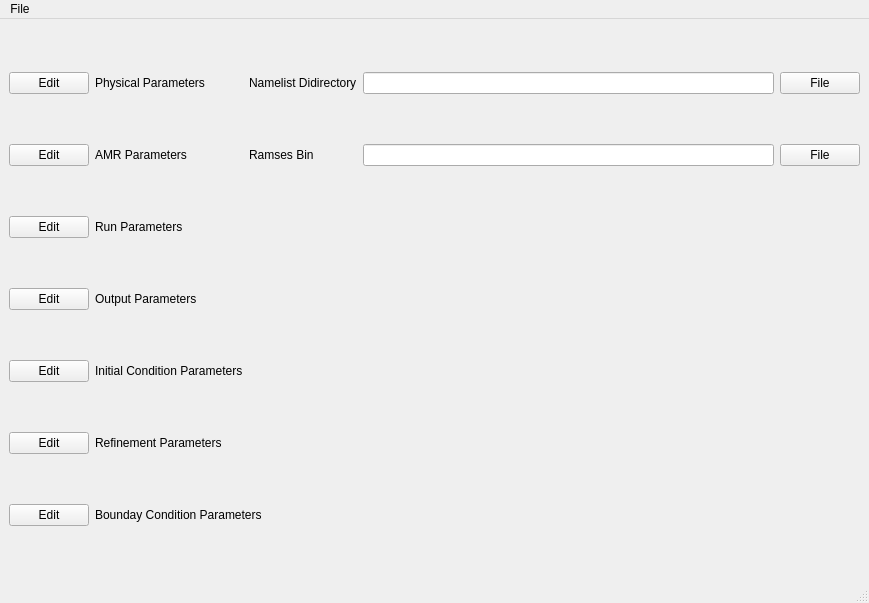
The window that RamsesGui.ui (ansingh16/gui_ramses) describes before a commit, drawn with Qt 5.
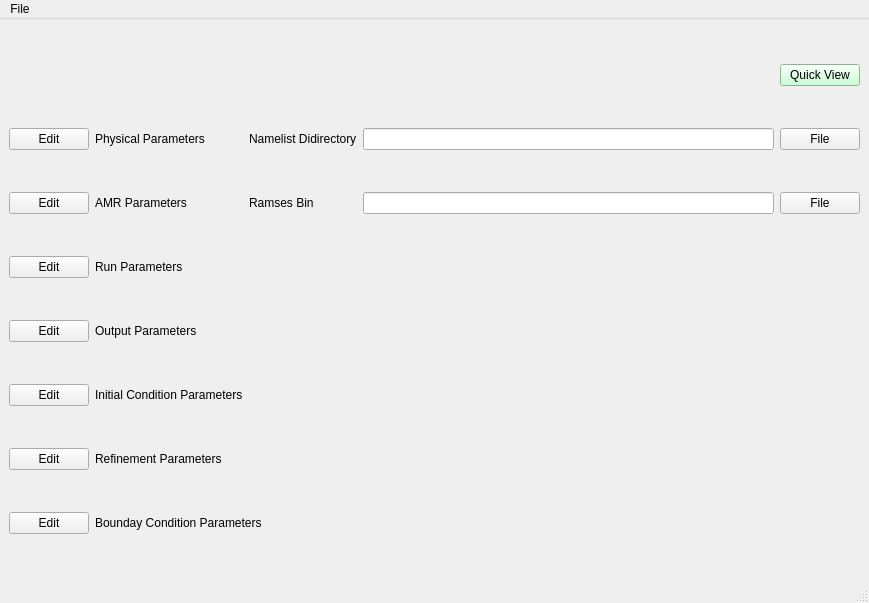
The same window after the commit. Icons and pictures are not drawn.

Diff of the .ui file:
```diff
--- a/RamsesGui.ui
+++ b/RamsesGui.ui
@@ -15,7 +15,429 @@
   </property>
   <widget class="QWidget" name="centralwidget">
    <layout class="QGridLayout" name="gridLayout">
-    <item row="0" column="0">
+    <item row="0" column="4">
+     <widget class="QPushButton" name="QuickView">
+      <property name="palette">
+       <palette>
+        <active>
+         <colorrole role="WindowText">
+          <brush brushstyle="SolidPattern">
+           <color alpha="255">
+            <red>0</red>
+            <green>0</green>
+            <blue>0</blue>
+           </color>
+          </brush>
+         </colorrole>
+         <colorrole role="Button">
+          <brush brushstyle="SolidPattern">
+           <color alpha="255">
+            <red>185</red>
+            <green>255</green>
+            <blue>202</blue>
+           </color>
+          </brush>
+         </colorrole>
+         <colorrole role="Light">
+          <brush brushstyle="SolidPattern">
+           <color alpha="255">
+            <red>255</red>
+            <green>255</green>
+            <blue>255</blue>
+           </color>
+          </brush>
+         </colorrole>
+         <colorrole role="Midlight">
+          <brush brushstyle="SolidPattern">
+           <color alpha="255">
+            <red>220</red>
+            <green>255</green>
+            <blue>228</blue>
+           </color>
+          </brush>
+         </colorrole>
+         <colorrole role="Dark">
+          <brush brushstyle="SolidPattern">
+           <color alpha="255">
+            <red>92</red>
+            <green>127</green>
+            <blue>101</blue>
+           </color>
+          </brush>
+         </colorrole>
+         <colorrole role="Mid">
+          <brush brushstyle="SolidPattern">
+           <color alpha="255">
+            <red>123</red>
+            <green>170</green>
+            <blue>135</blue>
+           </color>
+          </brush>
+         </colorrole>
+         <colorrole role="Text">
+          <brush brushstyle="SolidPattern">
+           <color alpha="255">
+            <red>0</red>
+            <green>0</green>
+            <blue>0</blue>
+           </color>
+          </brush>
+         </colorrole>
+         <colorrole role="BrightText">
+          <brush brushstyle="SolidPattern">
+           <color alpha="255">
+            <red>255</red>
+            <green>255</green>
+            <blue>255</blue>
+           </color>
+          </brush>
+         </colorrole>
+         <colorrole role="ButtonText">
+          <brush brushstyle="SolidPattern">
+           <color alpha="255">
+            <red>0</red>
+            <green>0</green>
+            <blue>0</blue>
+           </color>
+          </brush>
+         </colorrole>
+         <colorrole role="Base">
+          <brush brushstyle="SolidPattern">
+           <color alpha="255">
+            <red>255</red>
+            <green>255</green>
+            <blue>255</blue>
+           </color>
+          </brush>
+         </colorrole>
+         <colorrole role="Window">
+          <brush brushstyle="SolidPattern">
+           <color alpha="255">
+            <red>185</red>
+            <green>255</green>
+            <blue>202</blue>
+           </color>
+          </brush>
+         </colorrole>
+         <colorrole role="Shadow">
+          <brush brushstyle="SolidPattern">
+           <color alpha="255">
+            <red>0</red>
+            <green>0</green>
+            <blue>0</blue>
+           </color>
+          </brush>
+         </colorrole>
+         <colorrole role="AlternateBase">
+          <brush brushstyle="SolidPattern">
+           <color alpha="255">
+            <red>220</red>
+            <green>255</green>
+            <blue>228</blue>
+           </color>
+          </brush>
+         </colorrole>
+         <colorrole role="ToolTipBase">
+          <brush brushstyle="SolidPattern">
+           <color alpha="255">
+            <red>255</red>
+            <green>255</green>
+            <blue>220</blue>
+           </color>
+          </brush>
+         </colorrole>
+         <colorrole role="ToolTipText">
+          <brush brushstyle="SolidPattern">
+           <color alpha="255">
+            <red>0</red>
+            <green>0</green>
+            <blue>0</blue>
+           </color>
+          </brush>
+         </colorrole>
+        </active>
+        <inactive>
+         <colorrole role="WindowText">
+          <brush brushstyle="SolidPattern">
+           <color alpha="255">
+            <red>0</red>
+            <green>0</green>
+            <blue>0</blue>
+           </color>
+          </brush>
+         </colorrole>
+         <colorrole role="Button">
+          <brush brushstyle="SolidPattern">
+           <color alpha="255">
+            <red>185</red>
+            <green>255</green>
+            <blue>202</blue>
+           </color>
+          </brush>
+         </colorrole>
+         <colorrole role="Light">
+          <brush brushstyle="SolidPattern">
+           <color alpha="255">
+            <red>255</red>
+            <green>255</green>
+            <blue>255</blue>
+           </color>
+          </brush>
+         </colorrole>
+         <colorrole role="Midlight">
+          <brush brushstyle="SolidPattern">
+           <color alpha="255">
+            <red>220</red>
+            <green>255</green>
+            <blue>228</blue>
+           </color>
+          </brush>
+         </colorrole>
+         <colorrole role="Dark">
+          <brush brushstyle="SolidPattern">
+           <color alpha="255">
+            <red>92</red>
+            <green>127</green>
+            <blue>101</blue>
+           </color>
+          </brush>
+         </colorrole>
+         <colorrole role="Mid">
+          <brush brushstyle="SolidPattern">
+           <color alpha="255">
+            <red>123</red>
+            <green>170</green>
+            <blue>135</blue>
+           </color>
+          </brush>
+         </colorrole>
+         <colorrole role="Text">
+          <brush brushstyle="SolidPattern">
+           <color alpha="255">
+            <red>0</red>
+            <green>0</green>
+            <blue>0</blue>
+           </color>
+          </brush>
+         </colorrole>
+         <colorrole role="BrightText">
+          <brush brushstyle="SolidPattern">
+           <color alpha="255">
+            <red>255</red>
+            <green>255</green>
+            <blue>255</blue>
+           </color>
+          </brush>
+         </colorrole>
+         <colorrole role="ButtonText">
+          <brush brushstyle="SolidPattern">
+           <color alpha="255">
+            <red>0</red>
+            <green>0</green>
+            <blue>0</blue>
+           </color>
+          </brush>
+         </colorrole>
+         <colorrole role="Base">
+          <brush brushstyle="SolidPattern">
+           <color alpha="255">
+            <red>255</red>
+            <green>255</green>
+            <blue>255</blue>
+           </color>
+          </brush>
+         </colorrole>
+         <colorrole role="Window">
+          <brush brushstyle="SolidPattern">
+           <color alpha="255">
+            <red>185</red>
+            <green>255</green>
+            <blue>202</blue>
+           </color>
+          </brush>
+         </colorrole>
+         <colorrole role="Shadow">
+          <brush brushstyle="SolidPattern">
+           <color alpha="255">
+            <red>0</red>
+            <green>0</green>
+            <blue>0</blue>
+           </color>
+          </brush>
+         </colorrole>
+         <colorrole role="AlternateBase">
+          <brush brushstyle="SolidPattern">
+           <color alpha="255">
+            <red>220</red>
+            <green>255</green>
+            <blue>228</blue>
+           </color>
+          </brush>
+         </colorrole>
+         <colorrole role="ToolTipBase">
+          <brush brushstyle="SolidPattern">
+           <color alpha="255">
+            <red>255</red>
+            <green>255</green>
+            <blue>220</blue>
+           </color>
+          </brush>
+         </colorrole>
+         <colorrole role="ToolTipText">
+          <brush brushstyle="SolidPattern">
+           <color alpha="255">
+            <red>0</red>
+            <green>0</green>
+            <blue>0</blue>
+           </color>
+          </brush>
+         </colorrole>
+        </inactive>
+        <disabled>
+         <colorrole role="WindowText">
+          <brush brushstyle="SolidPattern">
+           <color alpha="255">
+            <red>92</red>
+            <green>127</green>
+            <blue>101</blue>
+           </color>
+          </brush>
+         </colorrole>
+         <colorrole role="Button">
+          <brush brushstyle="SolidPattern">
+           <color alpha="255">
+            <red>185</red>
+            <green>255</green>
+            <blue>202</blue>
+           </color>
+          </brush>
+         </colorrole>
+         <colorrole role="Light">
+          <brush brushstyle="SolidPattern">
+           <color alpha="255">
+            <red>255</red>
+            <green>255</green>
+            <blue>255</blue>
+           </color>
+          </brush>
+         </colorrole>
+         <colorrole role="Midlight">
+          <brush brushstyle="SolidPattern">
+           <color alpha="255">
+            <red>220</red>
+            <green>255</green>
+            <blue>228</blue>
+           </color>
+          </brush>
+         </colorrole>
+         <colorrole role="Dark">
+          <brush brushstyle="SolidPattern">
+           <color alpha="255">
+            <red>92</red>
+            <green>127</green>
+            <blue>101</blue>
+           </color>
+          </brush>
+         </colorrole>
+         <colorrole role="Mid">
+          <brush brushstyle="SolidPattern">
+           <color alpha="255">
+            <red>123</red>
+            <green>170</green>
+            <blue>135</blue>
+           </color>
+          </brush>
+         </colorrole>
+         <colorrole role="Text">
+          <brush brushstyle="SolidPattern">
+           <color alpha="255">
+            <red>92</red>
+            <green>127</green>
+            <blue>101</blue>
+           </color>
+          </brush>
+         </colorrole>
+         <colorrole role="BrightText">
+          <brush brushstyle="SolidPattern">
+           <color alpha="255">
+            <red>255</red>
+            <green>255</green>
+            <blue>255</blue>
+           </color>
+          </brush>
+         </colorrole>
+         <colorrole role="ButtonText">
+          <brush brushstyle="SolidPattern">
+           <color alpha="255">
+            <red>92</red>
+            <green>127</green>
+            <blue>101</blue>
+           </color>
+          </brush>
+         </colorrole>
+         <colorrole role="Base">
+          <brush brushstyle="SolidPattern">
+           <color alpha="255">
+            <red>185</red>
+            <green>255</green>
+            <blue>202</blue>
+           </color>
+          </brush>
+         </colorrole>
+         <colorrole role="Window">
+          <brush brushstyle="SolidPattern">
+           <color alpha="255">
+            <red>185</red>
+            <green>255</green>
+            <blue>202</blue>
+           </color>
+          </brush>
+         </colorrole>
+         <colorrole role="Shadow">
+          <brush brushstyle="SolidPattern">
+           <color alpha="255">
+            <red>0</red>
+            <green>0</green>
+            <blue>0</blue>
+           </color>
+          </brush>
+         </colorrole>
+         <colorrole role="AlternateBase">
+          <brush brushstyle="SolidPattern">
+           <color alpha="255">
+            <red>185</red>
+            <green>255</green>
+            <blue>202</blue>
+           </color>
+          </brush>
+         </colorrole>
+         <colorrole role="ToolTipBase">
+          <brush brushstyle="SolidPattern">
+           <color alpha="255">
+            <red>255</red>
+            <green>255</green>
+            <blue>220</blue>
+           </color>
+          </brush>
+         </colorrole>
+         <colorrole role="ToolTipText">
+          <brush brushstyle="SolidPattern">
+           <color alpha="255">
+            <red>0</red>
+            <green>0</green>
+            <blue>0</blue>
+           </color>
+          </brush>
+         </colorrole>
+        </disabled>
+       </palette>
+      </property>
+      <property name="text">
+       <string>Quick View</string>
+      </property>
+     </widget>
+    </item>
+    <item row="1" column="0">
      <widget class="QPushButton" name="EditPhy">
       <property name="statusTip">
        <string>Edit Physical Parameters</string>
@@ -25,31 +447,31 @@
       </property>
      </widget>
     </item>
-    <item row="0" column="1">
+    <item row="1" column="1">
      <widget class="QLabel" name="Physical">
       <property name="text">
        <string>Physical Parameters</string>
       </property>
      </widget>
     </item>
-    <item row="0" column="2">
+    <item row="1" column="2">
      <widget class="QLabel" name="Namelist">
       <property name="text">
        <string>Namelist Didirectory</string>
       </property>
      </widget>
     </item>
-    <item row="0" column="3">
+    <item row="1" column="3">
      <widget class="QLineEdit" name="NamefileInput"/>
     </item>
-    <item row="0" column="4">
+    <item row="1" column="4">
      <widget class="QPushButton" name="ChooseNameFile">
       <property name="text">
        <string>File</string>
       </property>
      </widget>
     </item>
-    <item row="1" column="0">
+    <item row="2" column="0">
      <widget class="QPushButton" name="EditAMR">
       <property name="statusTip">
        <string>Edit AMR Parameters</string>
@@ -59,31 +481,31 @@
       </property>
      </widget>
     </item>
-    <item row="1" column="1">
+    <item row="2" column="1">
      <widget class="QLabel" name="AMR">
       <property name="text">
        <string>AMR Parameters</string>
       </property>
      </widget>
     </item>
-    <item row="1" column="2">
+    <item row="2" column="2">
      <widget class="QLabel" name="Bin">
       <property name="text">
        <string>Ramses Bin </string>
       </property>
      </widget>
     </item>
-    <item row="1" column="3">
+    <item row="2" column="3">
      <widget class="QLineEdit" name="BinFileInput"/>
     </item>
-    <item row="1" column="4">
+    <item row="2" column="4">
      <widget class="QPushButton" name="ChooseFileBin">
       <property name="text">
        <string>File</string>
       </property>
      </widget>
     </item>
-    <item row="2" column="0">
+    <item row="3" column="0">
      <widget class="QPushButton" name="EditRun_2">
       <property name="statusTip">
        <string>Edit Run Parameters</string>
@@ -93,14 +515,14 @@
       </property>
      </widget>
     </item>
-    <item row="2" column="1">
+    <item row="3" column="1">
      <widget class="QLabel" name="Run">
       <property name="text">
        <string>Run Parameters</string>
       </property>
      </widget>
     </item>
-    <item row="3" column="0">
+    <item row="4" column="0">
      <widget class="QPushButton" name="EditOut">
       <property name="statusTip">
        <string>Edit Output Parameters</string>
@@ -110,14 +532,14 @@
       </property>
      </widget>
     </item>
-    <item row="3" column="1">
+    <item row="4" column="1">
      <widget class="QLabel" name="Output">
       <property name="text">
        <string>Output Parameters</string>
       </property>
      </widget>
     </item>
-    <item row="4" column="0">
+    <item row="5" column="0">
      <widget class="QPushButton" name="EditInit">
       <property name="statusTip">
        <string>Edit Initial Conditions</string>
@@ -127,14 +549,14 @@
       </property>
      </widget>
     </item>
-    <item row="4" column="1">
+    <item row="5" column="1">
      <widget class="QLabel" name="Initial">
       <property name="text">
        <string>Initial Condition Parameters</string>
       </property>
      </widget>
     </item>
-    <item row="5" column="0">
+    <item row="6" column="0">
      <widget class="QPushButton" name="EditRefine">
       <property name="statusTip">
        <string>Edit Refinement Parameters</string>
@@ -144,14 +566,14 @@
       </property>
      </widget>
     </item>
-    <item row="5" column="1">
+    <item row="6" column="1">
      <widget class="QLabel" name="Refinement">
       <property name="text">
        <string>Refinement Parameters</string>
       </property>
      </widget>
     </item>
-    <item row="6" column="0">
+    <item row="7" column="0">
      <widget class="QPushButton" name="EditBound">
       <property name="statusTip">
        <string>Edit Bounday Parameters</string>
@@ -161,7 +583,7 @@
       </property>
      </widget>
     </item>
-    <item row="6" column="1" colspan="2">
+    <item row="7" column="1" colspan="2">
      <widget class="QLabel" name="Boundary">
       <property name="text">
        <string>Bounday Condition Parameters</string>
```
Left out of the diff: 7 changed lines with no effect on the pictures.
